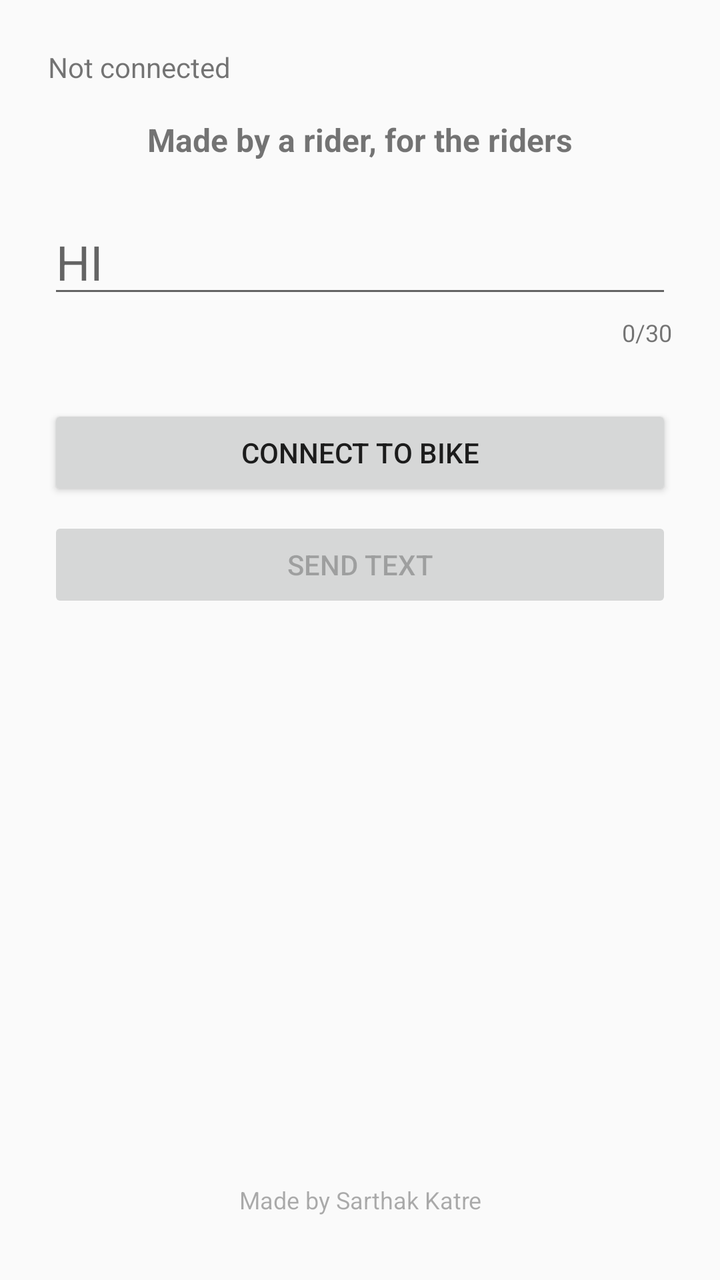
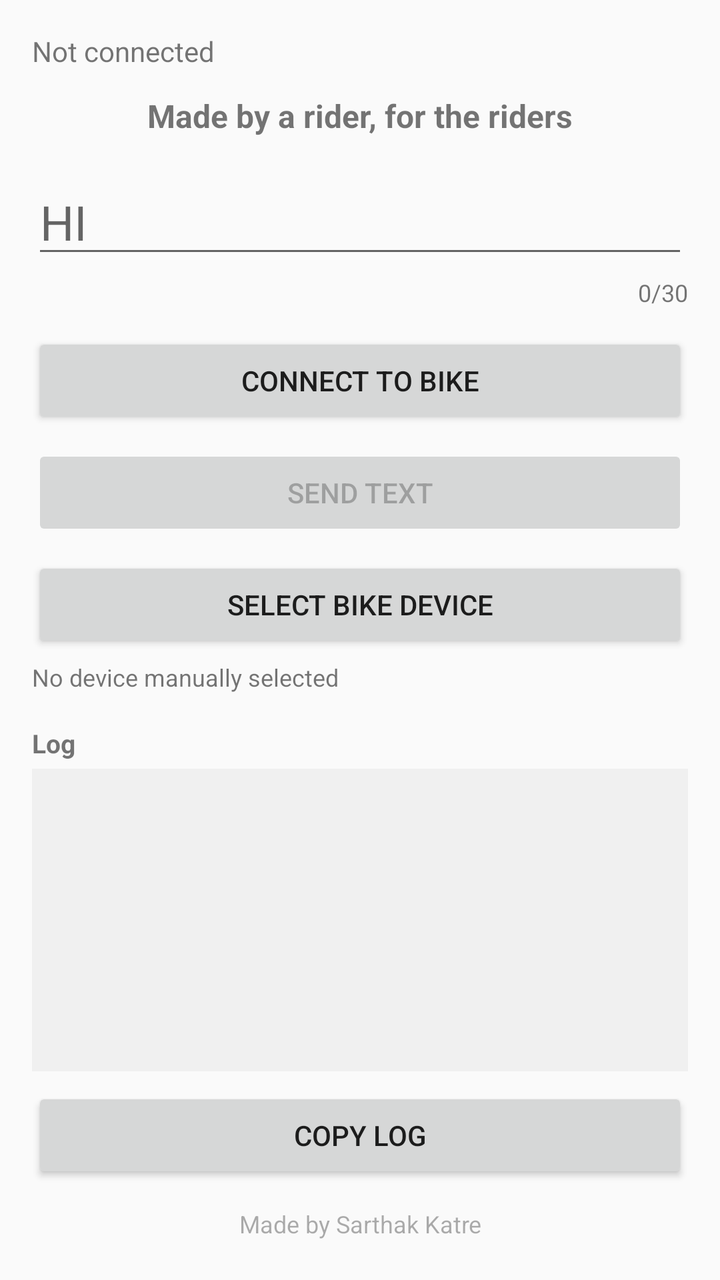

Two renders of the same Android screen: before a commit and after it. Below are the layout's source before the change and the commit's diff.
<!-- AndroidManifest.xml: application theme Theme.AppCompat.Light -->
<!-- res/layout/activity_main.xml -->
<?xml version="1.0" encoding="utf-8"?>
<LinearLayout xmlns:android="http://schemas.android.com/apk/res/android"
    android:layout_width="match_parent"
    android:layout_height="match_parent"
    android:orientation="vertical"
    android:padding="24dp"
    android:gravity="top|center_horizontal">

    <TextView
        android:id="@+id/statusText"
        android:layout_width="match_parent"
        android:layout_height="wrap_content"
        android:text="Not connected"
        android:textSize="14sp"
        android:paddingBottom="16dp" />

    <TextView
        android:layout_width="match_parent"
        android:layout_height="wrap_content"
        android:text="Made by a rider, for the riders"
        android:textStyle="bold"
        android:textSize="16sp"
        android:gravity="center"
        android:paddingBottom="24dp" />

    <EditText
        android:id="@+id/inputText"
        android:layout_width="match_parent"
        android:layout_height="wrap_content"
        android:hint="HI"
        android:maxLength="30"
        android:textSize="24sp" />

    <TextView
        android:id="@+id/charCountText"
        android:layout_width="match_parent"
        android:layout_height="wrap_content"
        android:text="0/30"
        android:textSize="12sp"
        android:gravity="end"
        android:paddingTop="4dp"
        android:paddingBottom="12dp" />

    <Button
        android:id="@+id/connectButton"
        android:layout_width="match_parent"
        android:layout_height="wrap_content"
        android:layout_marginTop="16dp"
        android:text="Connect to Bike" />

    <Button
        android:id="@+id/sendButton"
        android:layout_width="match_parent"
        android:layout_height="wrap_content"
        android:layout_marginTop="8dp"
        android:enabled="false"
        android:text="Send Text" />

    <TextView
        android:layout_width="match_parent"
        android:layout_height="0dp"
        android:layout_weight="1"
        android:gravity="bottom|center_horizontal"
        android:paddingTop="24dp"
        android:paddingBottom="8dp"
        android:text="Made by Sarthak Katre"
        android:textSize="12sp"
        android:alpha="0.6" />

</LinearLayout>
<!-- resources referenced by this layout -->
<resources>

</resources>

<!-- the commit's change to res/layout/activity_main.xml (unified diff, before → after) -->
@@ -3,7 +3,7 @@
     android:layout_width="match_parent"
     android:layout_height="match_parent"
     android:orientation="vertical"
-    android:padding="24dp"
+    android:padding="16dp"
     android:gravity="top|center_horizontal">
 
     <TextView
@@ -12,7 +12,7 @@
         android:layout_height="wrap_content"
         android:text="Not connected"
         android:textSize="14sp"
-        android:paddingBottom="16dp" />
+        android:paddingBottom="12dp" />
 
     <TextView
         android:layout_width="match_parent"
@@ -21,7 +21,7 @@
         android:textStyle="bold"
         android:textSize="16sp"
         android:gravity="center"
-        android:paddingBottom="24dp" />
+        android:paddingBottom="16dp" />
 
     <EditText
         android:id="@+id/inputText"
@@ -39,13 +39,13 @@
         android:textSize="12sp"
         android:gravity="end"
         android:paddingTop="4dp"
-        android:paddingBottom="12dp" />
+        android:paddingBottom="8dp" />
 
     <Button
         android:id="@+id/connectButton"
         android:layout_width="match_parent"
         android:layout_height="wrap_content"
-        android:layout_marginTop="16dp"
+        android:layout_marginTop="4dp"
         android:text="Connect to Bike" />
 
     <Button
@@ -56,13 +56,62 @@
         android:enabled="false"
         android:text="Send Text" />
 
+    <Button
+        android:id="@+id/selectDeviceButton"
+        android:layout_width="match_parent"
+        android:layout_height="wrap_content"
+        android:layout_marginTop="8dp"
+        android:text="Select Bike Device" />
+
     <TextView
+        android:id="@+id/selectedDeviceText"
+        android:layout_width="match_parent"
+        android:layout_height="wrap_content"
+        android:text="No device manually selected"
+        android:textSize="12sp"
+        android:paddingTop="4dp"
+        android:paddingBottom="8dp" />
+
+    <TextView
+        android:layout_width="match_parent"
+        android:layout_height="wrap_content"
+        android:text="Log"
+        android:textStyle="bold"
+        android:textSize="13sp"
+        android:paddingTop="8dp" />
+
+    <ScrollView
+        android:id="@+id/logScrollView"
         android:layout_width="match_parent"
         android:layout_height="0dp"
         android:layout_weight="1"
-        android:gravity="bottom|center_horizontal"
-        android:paddingTop="24dp"
-        android:paddingBottom="8dp"
+        android:background="#F0F0F0"
+        android:padding="8dp"
+        android:layout_marginTop="4dp">
+
+        <TextView
+            android:id="@+id/logText"
+            android:layout_width="match_parent"
+            android:layout_height="wrap_content"
+            android:text=""
+            android:textSize="11sp"
+            android:fontFamily="monospace" />
+
+    </ScrollView>
+
+    <Button
+        android:id="@+id/copyLogButton"
+        android:layout_width="match_parent"
+        android:layout_height="wrap_content"
+        android:layout_marginTop="8dp"
+        android:text="Copy Log" />
+
+    <TextView
+        android:layout_width="match_parent"
+        android:layout_height="wrap_content"
+        android:gravity="center_horizontal"
+        android:paddingTop="12dp"
+        android:paddingBottom="4dp"
         android:text="Made by Sarthak Katre"
         android:textSize="12sp"
         android:alpha="0.6" />
